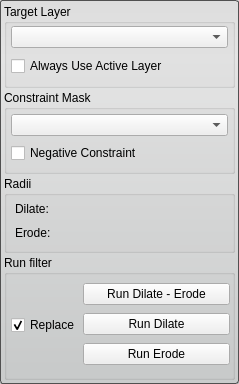
Above: src/Interface/ToolInterface/BinaryDilateErodeFilterInterface.ui from SCIInstitute/Seg3D before the change. Below: the same form after it.
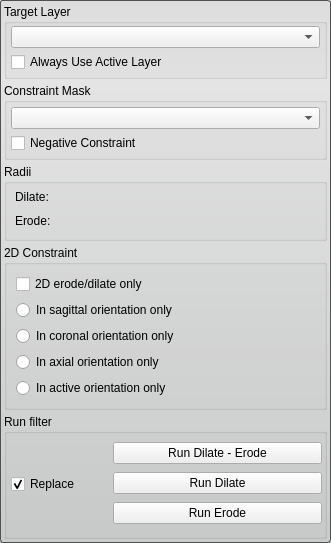
That is the form after the change. Custom widgets are drawn as their Qt base class.

Commit message: add 2D binary dilate/erode

What changed in the file:
```diff
--- a/src/Interface/ToolInterface/BinaryDilateErodeFilterInterface.ui
+++ b/src/Interface/ToolInterface/BinaryDilateErodeFilterInterface.ui
@@ -6,8 +6,8 @@
    <rect>
     <x>0</x>
     <y>0</y>
-    <width>239</width>
-    <height>384</height>
+    <width>331</width>
+    <height>540</height>
    </rect>
   </property>
   <property name="sizePolicy">
@@ -28,7 +28,7 @@
   </property>
   <layout class="QVBoxLayout" name="verticalLayout_3">
    <property name="spacing">
-    <number>2</number>
+    <number>4</number>
    </property>
    <property name="margin">
     <number>4</number>
@@ -228,6 +228,50 @@
      </layout>
     </widget>
    </item>
+   <item>
+    <widget class="QGroupBox" name="groupBox_2">
+     <property name="title">
+      <string>2D Constraint</string>
+     </property>
+     <layout class="QVBoxLayout" name="verticalLayout_8">
+      <item>
+       <widget class="QCheckBox" name="only2d_">
+        <property name="text">
+         <string>2D erode/dilate only</string>
+        </property>
+       </widget>
+      </item>
+      <item>
+       <widget class="QRadioButton" name="sagittal_slice_">
+        <property name="text">
+         <string>In sagittal orientation only</string>
+        </property>
+       </widget>
+      </item>
+      <item>
+       <widget class="QRadioButton" name="coronal_slice_">
+        <property name="text">
+         <string>In coronal orientation only</string>
+        </property>
+       </widget>
+      </item>
+      <item>
+       <widget class="QRadioButton" name="axial_slice_">
+        <property name="text">
+         <string>In axial orientation only</string>
+        </property>
+       </widget>
+      </item>
+      <item>
+       <widget class="QRadioButton" name="active_slice_">
+        <property name="text">
+         <string>In active orientation only</string>
+        </property>
+       </widget>
+      </item>
+     </layout>
+    </widget>
+   </item>
    <item>
     <widget class="QGroupBox" name="groupBox">
      <property name="title">
```
The commit also changes 23 other files.
